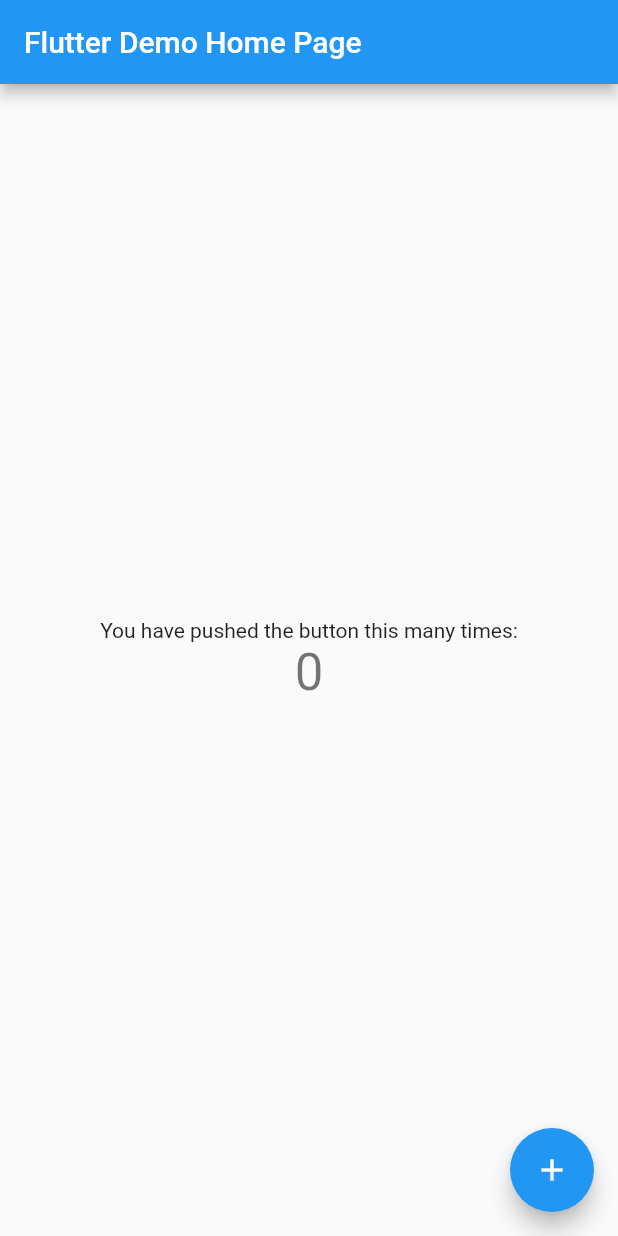
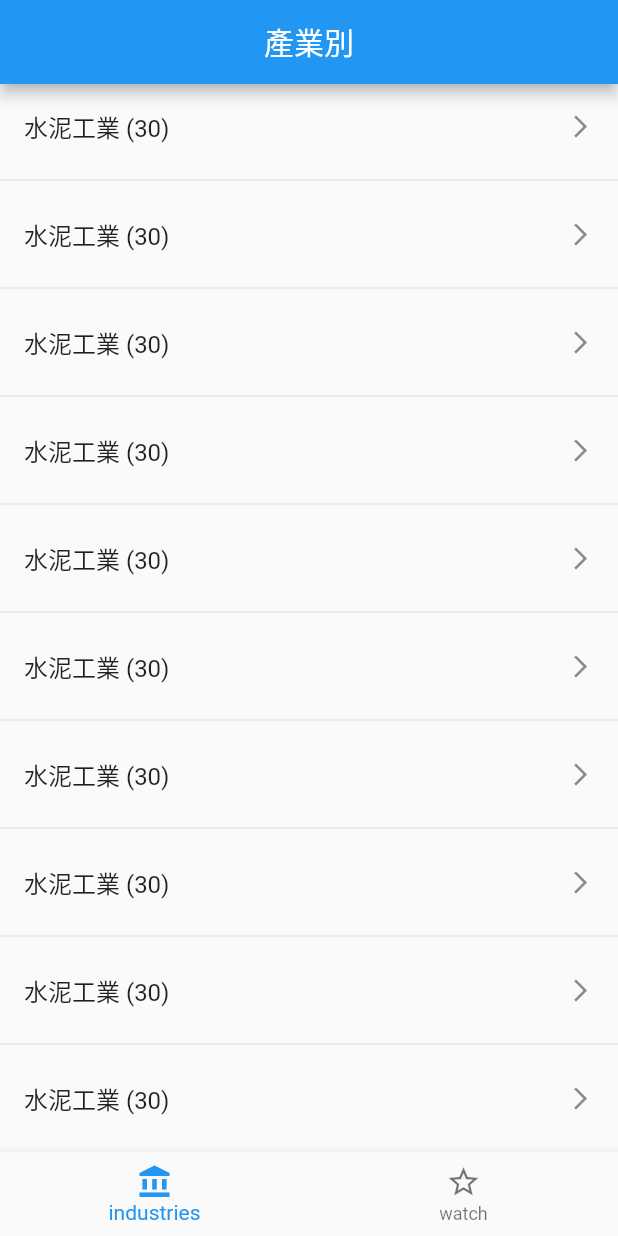
Before and after one commit to danishuotw/twse_info_flutter, a Flutter app: the screen it shows after launch, on a phone screen of 412 x 824 dp. Run offline on Flutter 3.47's test engine with Material 2 defaults, Android fonts, the phone set to English and light mode, and no system bars; our stand-ins replace go_router, stacked.

Commit message:
Implemented all screen's scaffold

```diff
--- /dev/null
+++ b/lib/app/widgets/app_bar.dart
@@ -0,0 +1,19 @@
+import 'package:flutter/material.dart';
+
+class AppNavBar extends StatelessWidget with PreferredSizeWidget {
+  final String title;
+
+  const AppNavBar({
+    Key? key,
+    required this.title,
+  }) : super(key: key);
+
+  @override
+  Widget build(BuildContext context) => AppBar(
+        title: Text(title),
+        centerTitle: true,
+      );
+
+  @override
+  Size get preferredSize => const Size.fromHeight(56);
+}
--- a/lib/main.dart
+++ b/lib/main.dart
@@ -1,4 +1,5 @@
 import 'package:flutter/material.dart';
+import 'package:twse_info_flutter/navigation/app_routes.dart';
 
 void main() {
   runApp(const MyApp());
@@ -7,109 +8,11 @@ void main() {
 class MyApp extends StatelessWidget {
   const MyApp({super.key});
 
-  // This widget is the root of your application.
   @override
-  Widget build(BuildContext context) {
-    return MaterialApp(
-      title: 'Flutter Demo',
-      theme: ThemeData(
-        // This is the theme of your application.
-        //
-        // Try running your application with "flutter run". You'll see the
-        // application has a blue toolbar. Then, without quitting the app, try
-        // changing the primarySwatch below to Colors.green and then invoke
-        // "hot reload" (press "r" in the console where you ran "flutter run",
-        // or simply save your changes to "hot reload" in a Flutter IDE).
-        // Notice that the counter didn't reset back to zero; the application
-        // is not restarted.
-        primarySwatch: Colors.blue,
-      ),
-      home: const MyHomePage(title: 'Flutter Demo Home Page'),
-    );
-  }
+  Widget build(BuildContext context) => MaterialApp.router(
+        routerConfig: AppRoute.goRouter,
+        theme: ThemeData(
+          primarySwatch: Colors.blue,
+        ),
+      );
 }
-
-class MyHomePage extends StatefulWidget {
-  const MyHomePage({super.key, required this.title});
-
-  // This widget is the home page of your application. It is stateful, meaning
-  // that it has a State object (defined below) that contains fields that affect
-  // how it looks.
-
-  // This class is the configuration for the state. It holds the values (in this
-  // case the title) provided by the parent (in this case the App widget) and
-  // used by the build method of the State. Fields in a Widget subclass are
-  // always marked "final".
-
-  final String title;
-
-  @override
-  State<MyHomePage> createState() => _MyHomePageState();
-}
-
-class _MyHomePageState extends State<MyHomePage> {
-  int _counter = 0;
-
-  void _incrementCounter() {
-    setState(() {
-      // This call to setState tells the Flutter framework that something has
-      // changed in this State, which causes it to rerun the build method below
-      // so that the display can reflect the updated values. If we changed
-      // _counter without calling setState(), then the build method would not be
-      // called again, and so nothing would appear to happen.
-      _counter++;
-    });
-  }
-
-  @override
-  Widget build(BuildContext context) {
-    // This method is rerun every time setState is called, for instance as done
-    // by the _incrementCounter method above.
-    //
-    // The Flutter framework has been optimized to make rerunning build methods
-    // fast, so that you can just rebuild anything that needs updating rather
-    // than having to individually change instances of widgets.
-    return Scaffold(
-      appBar: AppBar(
-        // Here we take the value from the MyHomePage object that was created by
-        // the App.build method, and use it to set our appbar title.
-        title: Text(widget.title),
-      ),
-      body: Center(
-        // Center is a layout widget. It takes a single child and positions it
-        // in the middle of the parent.
-        child: Column(
-          // Column is also a layout widget. It takes a list of children and
-          // arranges them vertically. By default, it sizes itself to fit its
-          // children horizontally, and tries to be as tall as its parent.
-          //
-          // Invoke "debug painting" (press "p" in the console, choose the
-          // "Toggle Debug Paint" action from the Flutter Inspector in Android
-          // Studio, or the "Toggle Debug Paint" command in Visual Studio Code)
-          // to see the wireframe for each widget.
-          //
-          // Column has various properties to control how it sizes itself and
-          // how it positions its children. Here we use mainAxisAlignment to
-          // center the children vertically; the main axis here is the vertical
-          // axis because Columns are vertical (the cross axis would be
-          // horizontal).
-          mainAxisAlignment: MainAxisAlignment.center,
-          children: <Widget>[
-            const Text(
-              'You have pushed the button this many times:',
-            ),
-            Text(
-              '$_counter',
-              style: Theme.of(context).textTheme.headlineMedium,
-            ),
-          ],
-        ),
-      ),
-      floatingActionButton: FloatingActionButton(
-        onPressed: _incrementCounter,
-        tooltip: 'Increment',
-        child: const Icon(Icons.add),
-      ), // This trailing comma makes auto-formatting nicer for build methods.
-    );
-  }
-}
--- a/lib/navigation/app_routes.dart
+++ b/lib/navigation/app_routes.dart
@@ -2,7 +2,7 @@ import 'package:flutter/cupertino.dart';
 import 'package:flutter/material.dart';
 import 'package:go_router/go_router.dart';
 import 'package:twse_info_flutter/navigation/app_navigator.dart';
-import 'package:twse_info_flutter/presentation/launch/launch_screen.dart';
+import 'package:twse_info_flutter/presentation/home/home_screen.dart';
 
 String makePath(String path, String subPath) => '$path/$subPath'.replaceAll('//', '/');
 
@@ -25,6 +25,6 @@ class RootRoute {
   RootRoute(this.path)
       : goRoute = GoRoute(
           path: path,
-          builder: (BuildContext context, GoRouterState state) => const LaunchScreen(),
+          builder: (BuildContext context, GoRouterState state) => const HomeScreen(),
         );
 }
--- /dev/null
+++ b/lib/presentation/home/home_screen.dart
@@ -0,0 +1,23 @@
+import 'package:flutter/material.dart';
+import 'package:stacked/stacked.dart';
+import 'package:twse_info_flutter/presentation/home/home_view_model.dart';
+
+class HomeScreen extends StatelessWidget {
+  const HomeScreen({Key? key}) : super(key: key);
+
+  @override
+  Widget build(BuildContext context) => ViewModelBuilder.reactive(
+        viewModelBuilder: () => HomeViewModel(),
+        builder: (context, viewModel, child) => Scaffold(
+          body: viewModel.getPages(),
+          bottomNavigationBar: BottomNavigationBar(
+            items: const [
+              BottomNavigationBarItem(icon: Icon(Icons.account_balance), label: "industries"),
+              BottomNavigationBarItem(icon: Icon(Icons.star_border), label: "watch"),
+            ],
+            onTap: viewModel.onItemTapped,
+            currentIndex: viewModel.selectedIndex,
+          ),
+        ),
+      );
+}
--- /dev/null
+++ b/lib/presentation/home/home_view_model.dart
@@ -0,0 +1,20 @@
+import 'package:flutter/widgets.dart';
+import 'package:stacked/stacked.dart';
+import 'package:twse_info_flutter/presentation/industry/list/industry_screen.dart';
+import 'package:twse_info_flutter/presentation/watch/list/watch_screen.dart';
+
+class HomeViewModel extends BaseViewModel {
+  final List<Widget> pages = [
+    const IndustryScreen(),
+    const WatchScreen(),
+  ];
+
+  int selectedIndex = 0;
+
+  Widget getPages() => pages.elementAt(selectedIndex);
+
+  void onItemTapped(int index) {
+    selectedIndex = index;
+    notifyListeners();
+  }
+}
--- a/lib/presentation/industry/list/industry_screen.dart
+++ b/lib/presentation/industry/list/industry_screen.dart
@@ -0,0 +1,42 @@
+import 'package:flutter/cupertino.dart';
+import 'package:flutter/material.dart';
+import 'package:twse_info_flutter/app/widgets/app_bar.dart';
+import 'package:twse_info_flutter/presentation/company/list/company_screen.dart';
+
+class IndustryScreen extends StatefulWidget {
+  const IndustryScreen({Key? key}) : super(key: key);
+
+  @override
+  State<IndustryScreen> createState() => _IndustryScreenState();
+}
+
+class _IndustryScreenState extends State<IndustryScreen> {
+  @override
+  Widget build(BuildContext context) => Scaffold(
+        appBar: AppNavBar(
+          title: '產業別',
+          // backgroundColor: Colors.white,
+        ),
+        body: _buildListView(),
+      );
+
+  Widget _buildListView() => ListView.separated(
+        itemCount: 10,
+        itemBuilder: (context, index) => ListTile(
+          onTap: () {
+            Navigator.push(
+              context,
+              CupertinoPageRoute(
+                builder: (BuildContext context) => CompanyScreen(),
+              ),
+            );
+          },
+          title: Text('水泥工業 (30)'),
+          trailing: Icon(
+            Icons.arrow_forward_ios,
+            size: 18.0,
+          ),
+        ),
+        separatorBuilder: (context, index) => const Divider(),
+      );
+}
```
Also changed, not shown: lib/presentation/company/detail/company_detail_screen.dart (+21 -0 lines), lib/presentation/company/list/company_screen.dart (+35 -0 lines), lib/presentation/company/widgets/company_tile.dart (added, +24 -0 lines), lib/presentation/watch/list/watch_screen.dart (+52 -0 lines), pubspec.yaml (+6 -1 lines), pubspec.lock.
